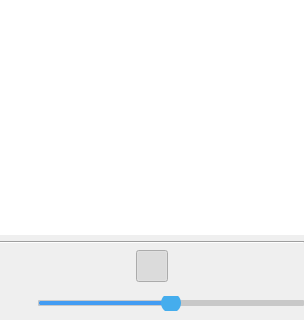
Before: the Qt Designer form listWnd.ui in ph1126542159/WidgetMusicPlayer, drawn with Qt 5; both pictures show x 0 to 304 and y 491 to 811 of the 304 by 811 pixel window.
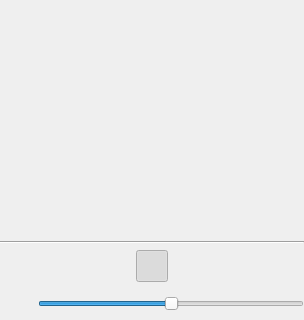
After: the same form once the commit is applied. Icons and pictures are not drawn.

```diff
--- a/listWnd.ui
+++ b/listWnd.ui
@@ -128,21 +128,9 @@
    <item>
     <widget class="QTableView" name="tableView">
      <property name="styleSheet">
-      <string notr="true">QTableView {
-background-color:&quot;#7fb80e&quot;;
-border: none; 
-font-size: 14px;
-}
-QHeaderView::section {
-	background-color: lightgray;
-   border: none; 
-  	 color: black;
-   padding: 2px;
-   border: 1px solid gray;font-size: 16px;
-}
-
-QTableView::verticalHeader {
-        display: none;
+      <string notr="true">QTableView{
+	background-color: transparent;
+	border:none;
 }</string>
      </property>
     </widget>
@@ -327,35 +315,7 @@
      <item>
       <widget class="QSlider" name="horizontalSlider">
        <property name="styleSheet">
-        <string notr="true">QSlider::groove:horizontal {
-    border: 1px solid  rgb(200, 200, 200);
-    height: 6px;
-    border-radius: 1px;
-    padding: -1px;
-}
- 
-QSlider::sub-page:horizontal {
-    background: rgb(200, 200, 200);
-    border: 1px solid  rgb(200, 200, 200);
-    border-radius: 2px;
-}
- 
-QSlider::add-page:horizontal {
-    background: rgb(200, 200, 200);
-    border: 1px solid  rgb(200, 200, 200);
-    border-radius: 2px;
-}
- 
-QSlider::handle:horizontal {
-    background:  rgb(69, 173, 237);
-    width: 20px;
-    margin-top: -7px;
-    margin-bottom: -7px;
-    border-radius: 10px;
-}
-QSlider::sub-page:horizontal{
-background: qlineargradient(spread:pad, x1:0, y1:1, x2:0, y2:0, stop:0 #439cf3, stop:0.25 #439cf3, stop:0.5 #439cf3, stop:1 #439cf3);
-}</string>
+        <string notr="true"/>
        </property>
        <property name="maximum">
         <number>100</number>
```
